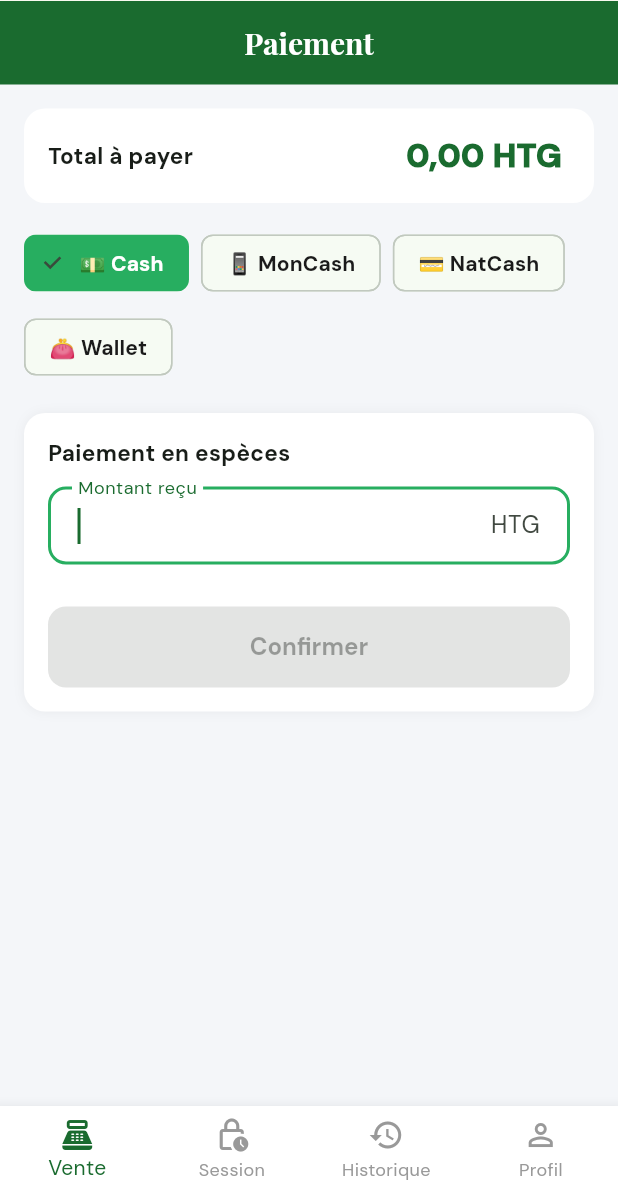
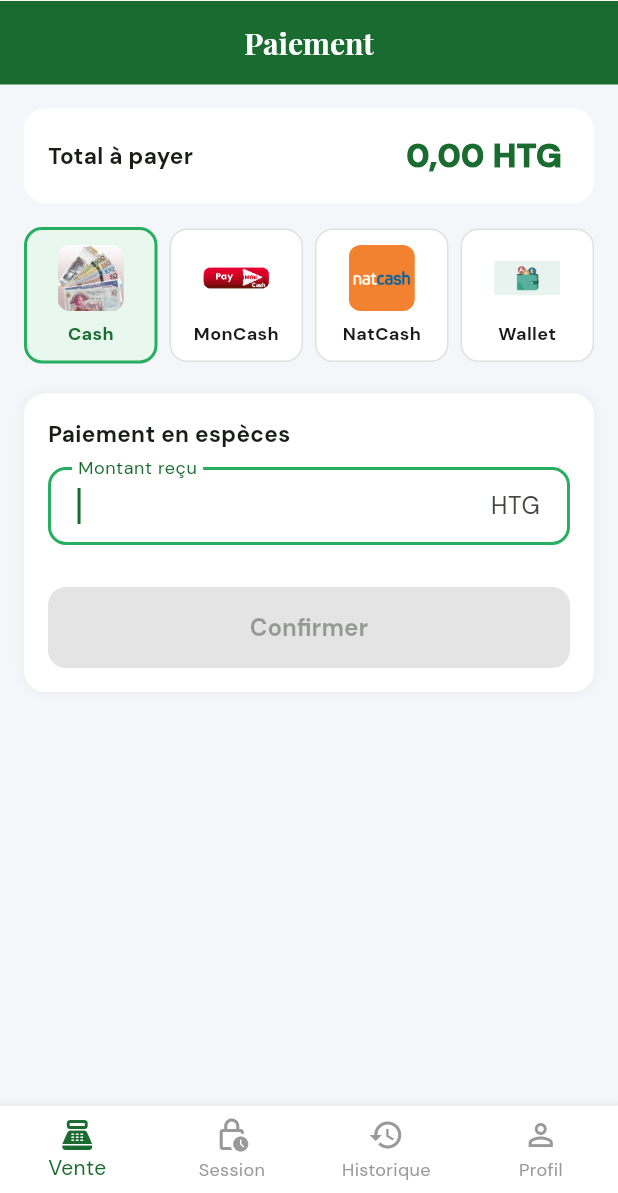
Before and after one commit to Vaillantval/MAKET-PYIZAN-Version-Mobile-Transversal, a Flutter app: the PosPaiementScreen screen opened by its route, on a phone screen of 412 x 824 dp, the part 43-1236 px from its top. Run offline on Flutter 3.47's test engine with Material 3 defaults, Android fonts, the phone set to English and light mode, and no system bars; our stand-ins replace cached_network_image, connectivity_plus, dio, firebase_core, firebase_messaging, flutter_riverpod and 11 more; missing offline and left inert: sunmi_printer_plus; accounts and stored records are empty; project files that could hold a hidden picture were left out.

Commit message:
Améliore la lisibilité du panier et les logos de paiement POS
- Bouton panier (FAB) de Vente comptoir : le thème appliquait une
  couleur de premier plan sombre sur le fond vert foncé, rendant
  icône et montant quasi invisibles. foregroundColor blanc + gras.
- Écran Paiement : remplace les chips emoji par 4 tuiles de largeur
  égale avec les vrais logos (cash.jpg, MC_button.png, natcash.png,
  wallet.png), chacun dans une boîte uniforme de 44px en
  BoxFit.contain (cover rognait le logo MonCash, plus large que
  haut). Mêmes vignettes en 20px sur les chips du complément hybride.
- Versionne les 4 images de méthodes de paiement dans assets/images/.

Co-Authored-By: Claude Fable 5 <noreply@anthropic.com>

```diff
--- a/lib/features/pos/screens/pos_paiement_screen.dart
+++ b/lib/features/pos/screens/pos_paiement_screen.dart
@@ -237,31 +237,36 @@ class _PosPaiementScreenState extends ConsumerState<PosPaiementScreen> {
             const SizedBox(height: 16),
 
             // ── Sélecteur de méthode ─────────────────────────────
-            Wrap(
-              spacing: 8,
-              runSpacing: 8,
+            Row(
               children: [
-                _MethodeChip(
-                  label: '💵 Cash',
+                Expanded(child: _MethodeTile(
+                  label: 'Cash',
+                  asset: 'assets/images/cash.jpg',
                   selected: _methode == 'cash',
                   onTap: () => setState(() => _methode = 'cash'),
-                ),
-                _MethodeChip(
-                  label: '📱 MonCash',
+                )),
+                const SizedBox(width: 8),
+                Expanded(child: _MethodeTile(
+                  label: 'MonCash',
+                  asset: 'assets/images/MC_button.png',
                   selected: _methode == 'moncash',
                   onTap: () => setState(() => _methode = 'moncash'),
-                ),
-                _MethodeChip(
-                  label: '💳 NatCash',
+                )),
+                const SizedBox(width: 8),
+                Expanded(child: _MethodeTile(
+                  label: 'NatCash',
+                  asset: 'assets/images/natcash.png',
                   selected: _methode == 'natcash',
                   onTap: () => setState(() => _methode = 'natcash'),
-                ),
-                _MethodeChip(
-                  label: '👛 Wallet',
+                )),
+                const SizedBox(width: 8),
+                Expanded(child: _MethodeTile(
+                  label: 'Wallet',
+                  asset: 'assets/images/wallet.png',
                   selected: _methode == 'wallet',
                   disabled: !isOnline,
                   onTap: () => setState(() => _methode = 'wallet'),
-                ),
+                )),
               ],
             ),
             const SizedBox(height: 20),
@@ -328,32 +333,66 @@ class _PosPaiementScreenState extends ConsumerState<PosPaiementScreen> {
   }
 }
 
-// ── Chip méthode ──────────────────────────────────────────────────────
+// ── Tuile méthode de paiement ─────────────────────────────────────────
 
-class _MethodeChip extends StatelessWidget {
+class _MethodeTile extends StatelessWidget {
   final String label;
+  final String asset;
   final bool selected;
   final bool disabled;
   final VoidCallback onTap;
-  const _MethodeChip({
+  const _MethodeTile({
     required this.label,
+    required this.asset,
     required this.selected,
     required this.onTap,
     this.disabled = false,
   });
 
   @override
-  Widget build(BuildContext context) => ChoiceChip(
-    label: Text(label),
-    selected: selected,
-    onSelected: disabled ? null : (_) => onTap(),
-    selectedColor: AppColors.vertVif,
-    disabledColor: Colors.white,
-    labelStyle: TextStyle(
-      color: disabled
-          ? AppColors.grisTexte
-          : (selected ? Colors.white : AppColors.noir),
-      fontWeight: FontWeight.w600,
+  Widget build(BuildContext context) => GestureDetector(
+    onTap: disabled ? null : onTap,
+    child: AnimatedContainer(
+      duration: const Duration(milliseconds: 150),
+      padding: const EdgeInsets.symmetric(vertical: 10),
+      decoration: BoxDecoration(
+        color: selected ? AppColors.vertMenthe : Colors.white,
+        borderRadius: BorderRadius.circular(12),
+        border: Border.all(
+          color: selected ? AppColors.vertVif : const Color(0xFFE0E0E0),
+          width: selected ? 2 : 1,
+        ),
+      ),
+      child: Opacity(
+        opacity: disabled ? 0.4 : 1,
+        child: Column(
+          mainAxisSize: MainAxisSize.min,
+          children: [
+            // Boîte fixe identique pour toutes les méthodes : les fichiers
+            // sources ont des dimensions hétérogènes (jpg photo, logos png).
+            ClipRRect(
+              borderRadius: BorderRadius.circular(8),
+              child: Image.asset(
+                asset,
+                width: 44,
+                height: 44,
+                // contain (et non cover) : les logos larges (ex: MonCash)
+                // seraient rognés par un recadrage.
+                fit: BoxFit.contain,
+              ),
+            ),
+            const SizedBox(height: 6),
+            Text(
+              label,
+              style: TextStyle(
+                fontSize: 12,
+                fontWeight: selected ? FontWeight.w800 : FontWeight.w600,
+                color: selected ? AppColors.vertFonce : AppColors.noir,
+              ),
+            ),
+          ],
+        ),
+      ),
     ),
   );
 }
@@ -612,16 +651,19 @@ class _SectionWallet extends StatelessWidget {
               spacing: 8,
               children: [
                 ChoiceChip(
+                  avatar: _miniLogo('assets/images/cash.jpg'),
                   label: const Text('Cash'),
                   selected: methodeComplement == 'cash',
                   onSelected: (_) => onChangerMethodeComplement('cash'),
                 ),
                 ChoiceChip(
+                  avatar: _miniLogo('assets/images/MC_button.png'),
                   label: const Text('MonCash'),
                   selected: methodeComplement == 'moncash',
                   onSelected: (_) => onChangerMethodeComplement('moncash'),
                 ),
                 ChoiceChip(
+                  avatar: _miniLogo('assets/images/natcash.png'),
                   label: const Text('NatCash'),
                   selected: methodeComplement == 'natcash',
                   onSelected: (_) => onChangerMethodeComplement('natcash'),
@@ -729,6 +771,12 @@ class _BoutonConfirmerHybride extends StatelessWidget {
 }
 
 // ── Petits widgets partagés ──────────────────────────────────────────
+
+// Vignette carrée uniforme pour un logo de méthode de paiement.
+Widget _miniLogo(String asset) => ClipRRect(
+  borderRadius: BorderRadius.circular(4),
+  child: Image.asset(asset, width: 20, height: 20, fit: BoxFit.contain),
+);
 
 class _Carte extends StatelessWidget {
   final Widget child;
--- a/lib/features/pos/screens/pos_vente_screen.dart
+++ b/lib/features/pos/screens/pos_vente_screen.dart
@@ -115,8 +115,12 @@ class _PosVenteScreenState extends ConsumerState<PosVenteScreen> {
           ? null
           : FloatingActionButton.extended(
               backgroundColor: AppColors.vertFonce,
+              foregroundColor: Colors.white,
               icon: const Icon(Icons.shopping_cart),
-              label: Text('${panier.length} — ${FormatUtils.htg(ref.read(posPanierProvider.notifier).total)}'),
+              label: Text(
+                '${panier.length} — ${FormatUtils.htg(ref.read(posPanierProvider.notifier).total)}',
+                style: const TextStyle(fontWeight: FontWeight.w700),
+              ),
               onPressed: () => _ouvrirPanier(context),
             ),
     );
```
Also changed, not shown: assets/images/MC_button.png (added), assets/images/cash.jpg (added), assets/images/natcash.png (added), assets/images/wallet.png (added).
